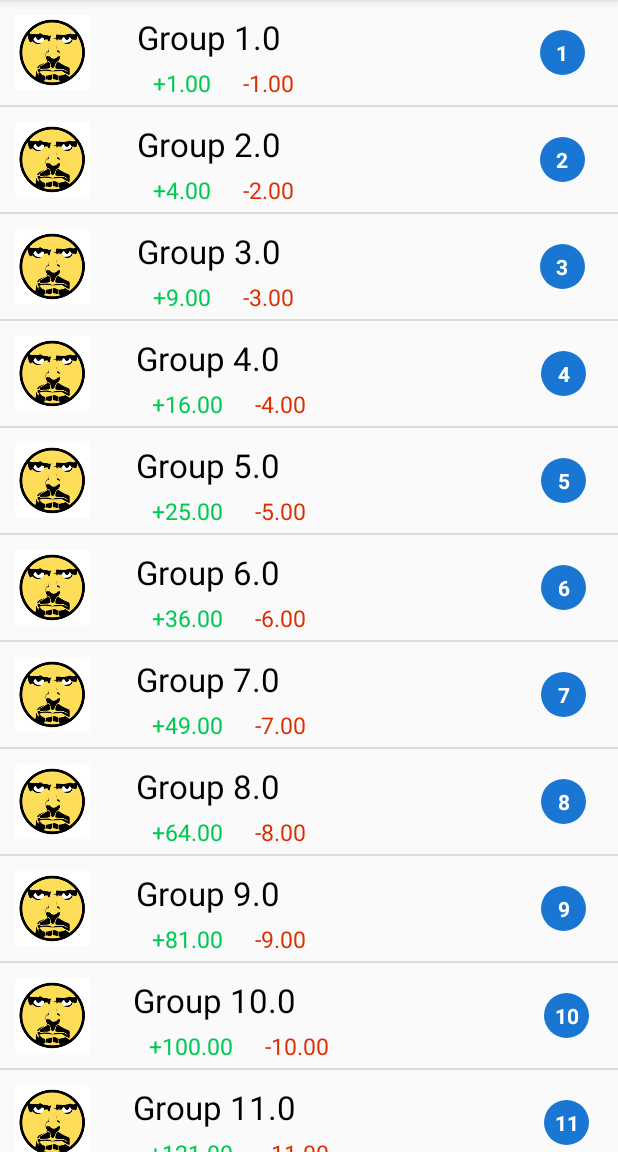
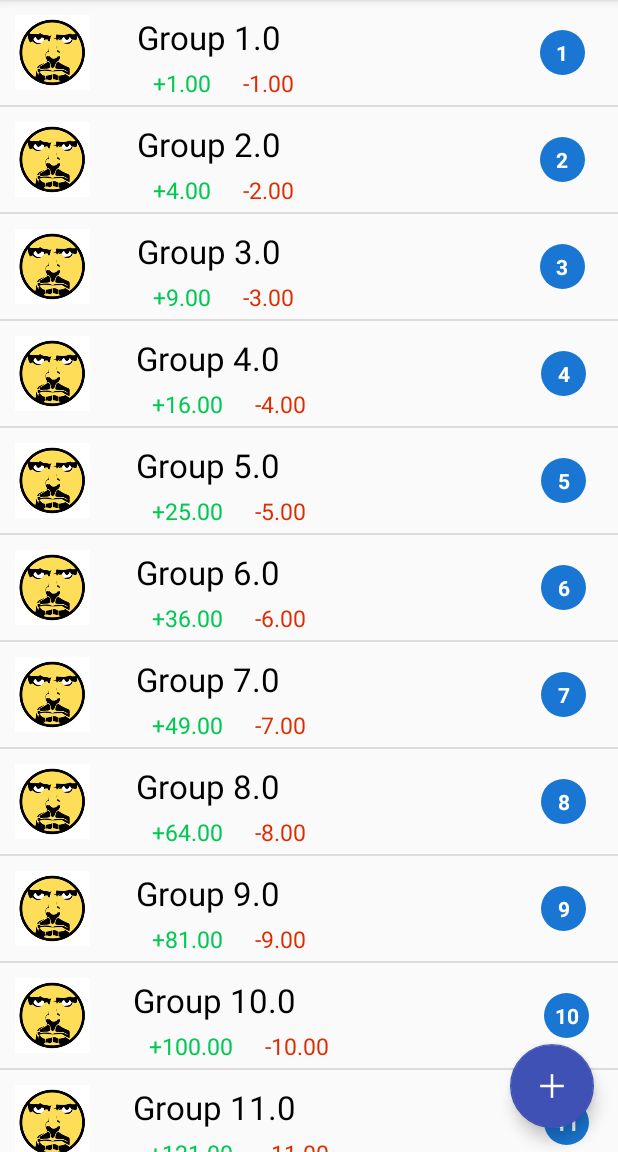
Before and after one commit to RizzoV/MAD_Expenses, an Android app: the screen it shows after launch (GroupsListActivity), on a phone screen of 412 x 824 dp, the part 84-1236 px from its top. Run offline under Robolectric (Android 15) with nearby library versions, the phone set to English and light mode, and no system bars.

Commit message:
FAB creazione nuovo gruppo + FAB gruppo riappare su cambio tab

```diff
--- a/app/src/main/java/it/polito/mad/team19/mad_expenses/GroupActivity.java
+++ b/app/src/main/java/it/polito/mad/team19/mad_expenses/GroupActivity.java
@@ -117,6 +117,10 @@ public class GroupActivity extends AppCompatActivity {
                         selectedTab = TabsList.PROPOSALS;
                         break;
                 }
+
+                FloatingActionButton fab = (FloatingActionButton) findViewById(R.id.fab);
+                if(!fab.isShown())
+                    fab.show();
             }
 
             @Override
@@ -276,16 +280,17 @@ public class GroupActivity extends AppCompatActivity {
                 public void onScrolled(RecyclerView recyclerView, int dx, int dy) {
                     if (dy > 0) {
                         fab.hide();
-                        if(!fab.isShown()) {
+                        if (!fab.isShown()) {
                             cards.animate().translationY(-cards.getBottom()).setInterpolator(new AccelerateInterpolator()).start();
                             cards.setVisibility(View.GONE);
-                        }                    } else if (dy < 0) {
+                        }
+                    } else if (dy < 0) {
                         fab.show();
-                        if(fab.isShown()) {
+                        if (fab.isShown()) {
                             cards.animate().translationY(0).setInterpolator(new DecelerateInterpolator()).start();
                             cards.setVisibility(View.VISIBLE);
                         }
-                        }
+                    }
                 }
             });
 
--- a/app/src/main/java/it/polito/mad/team19/mad_expenses/GroupsListActivity.java
+++ b/app/src/main/java/it/polito/mad/team19/mad_expenses/GroupsListActivity.java
@@ -25,11 +25,12 @@ public class GroupsListActivity extends AppCompatActivity {
         setContentView(R.layout.activity_groups_list);
         getSupportActionBar().setTitle(getResources().getString(R.string.app_name));
 
-        FloatingActionButton fab = (FloatingActionButton) findViewById(R.id.fab);
+        FloatingActionButton fab = (FloatingActionButton) findViewById(R.id.groups_list_fab);
         fab.setOnClickListener(new View.OnClickListener() {
             @Override
             public void onClick(View view) {
-               //Create Group
+                Intent i = new Intent(GroupsListActivity.this, CreateGroupActivity.class);
+                startActivity(i);
             }
         });
 
--- a/app/src/main/res/layout/activity_groups_list.xml
+++ b/app/src/main/res/layout/activity_groups_list.xml
@@ -1,29 +1,29 @@
 <?xml version="1.0" encoding="utf-8"?>
+<android.support.design.widget.CoordinatorLayout xmlns:android="http://schemas.android.com/apk/res/android"
+    android:layout_width="match_parent"
+    android:layout_height="match_parent">
 
-<LinearLayout xmlns:android="http://schemas.android.com/apk/res/android"
-    xmlns:app="http://schemas.android.com/apk/res-auto"
-    xmlns:tools="http://schemas.android.com/tools"
-    android:layout_width="match_parent"
-    android:layout_height="match_parent"
-    tools:context="it.polito.mad.team19.mad_expenses.GroupsListActivity"
-    android:orientation="vertical">
-
+    <RelativeLayout xmlns:app="http://schemas.android.com/apk/res-auto"
+        xmlns:tools="http://schemas.android.com/tools"
+        android:layout_width="match_parent"
+        android:layout_height="match_parent"
+        android:orientation="vertical"
+        tools:context="it.polito.mad.team19.mad_expenses.GroupsListActivity">
 
     <ListView
         android:id="@+id/groups_lv"
+        android:layout_width="match_parent"
+        android:layout_height="wrap_content" />
+
+    <android.support.design.widget.FloatingActionButton
+        android:id="@+id/groups_list_fab"
+        android:src="@drawable/plus"
+        android:layout_width="wrap_content"
         android:layout_height="wrap_content"
-        android:layout_width="match_parent"/>
+        android:layout_alignParentRight="true"
+        android:layout_alignParentBottom="true"
+        android:layout_margin="@dimen/fab_margin" />
 
-    <android.support.design.widget.CoordinatorLayout
-        android:layout_width="match_parent"
-        android:layout_height="match_parent">
-        <android.support.design.widget.FloatingActionButton
-            android:id="@+id/fab"
-            android:layout_width="wrap_content"
-            android:layout_height="wrap_content"
-            android:layout_gravity="end|bottom"
-            android:layout_margin="@dimen/fab_margin"
-            app:srcCompat="@drawable/plus" />
-    </android.support.design.widget.CoordinatorLayout>
+    </RelativeLayout>
 
-</LinearLayout>
+</android.support.design.widget.CoordinatorLayout>
```
